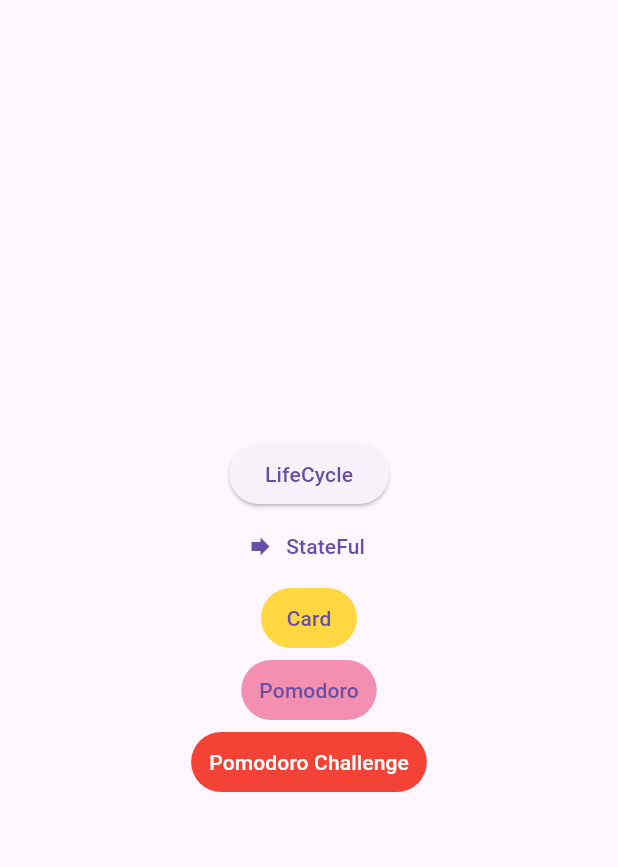
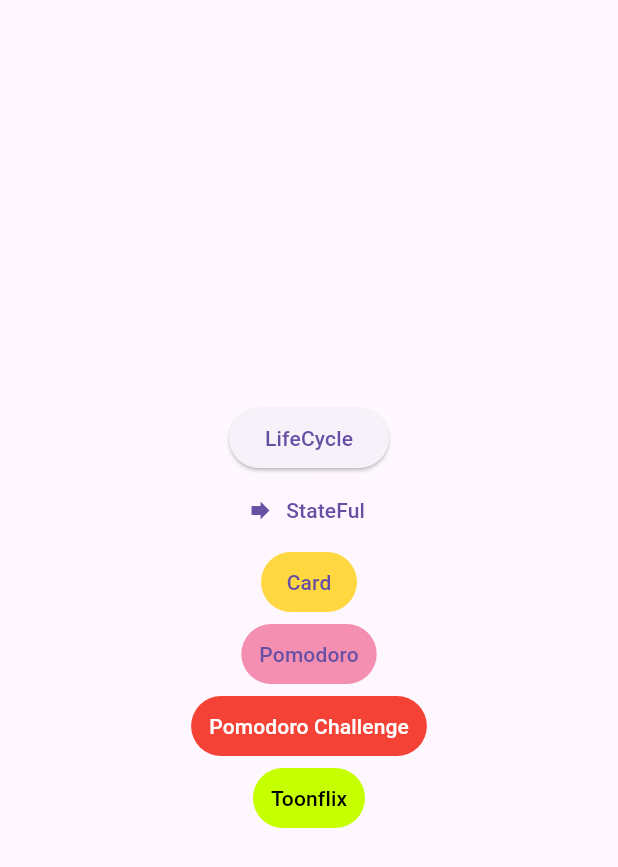
Before and after one commit to SeaFalcon/nomad-flutter-beginner, a Flutter app: the screen it shows after launch, on a phone screen of 412 x 824 dp. Shown: the top 867 px of the screen. Run offline on Flutter 3.47's test engine with Material 3 defaults, Android fonts, the phone set to English and light mode, and no system bars.

```diff
--- a/lib/main.dart
+++ b/lib/main.dart
@@ -1,11 +1,12 @@
 import 'package:flutter/material.dart';
+import 'package:toonflix/widgets/initialPage.dart';
 import 'package:toonflix/widgets/screencs/card_practice.dart';
-import 'package:toonflix/widgets/initialPage.dart';
 import 'package:toonflix/widgets/screencs/flipclock.dart';
 import 'package:toonflix/widgets/screencs/pomodoro.dart';
 import 'package:toonflix/widgets/screencs/pomodoro_challenge.dart';
 import 'package:toonflix/widgets/screencs/state_practice.dart';
 import 'package:toonflix/widgets/screencs/state_practice2.dart';
+import 'package:toonflix/widgets/screencs/toonflix.dart';
 
 void main() {
   runApp(MaterialApp(
@@ -18,6 +19,7 @@ void main() {
       '/pomodoro': ((context) => Pomodoro()),
       '/pomodoro-challenge': ((context) => PomodoroChallenge()),
       '/flip-clock': ((context) => FlipClock()),
+      '/toonflix': ((context) => Toonflix()),
     },
   ));
 }
--- /dev/null
+++ b/lib/models/webtoon.dart
@@ -0,0 +1,8 @@
+class WebtoonModel {
+  final String title, thumb, id;
+
+  WebtoonModel.fromJson(Map<String, dynamic> json)
+      : title = json['title'],
+        thumb = json['thumb'],
+        id = json['id'];
+}
--- /dev/null
+++ b/lib/services/api_services.dart
@@ -0,0 +1,29 @@
+import 'dart:convert';
+
+import 'package:http/http.dart' as http;
+import 'package:toonflix/models/webtoon.dart';
+
+class ApiServices {
+  static const String baseUrl =
+      "https://webtoon-crawler.nomadcoders.workers.dev";
+  static const String today = 'today';
+
+  static Future<List<WebtoonModel>> getTodaysToons() async {
+    List<WebtoonModel> webtoonInstances = [];
+
+    final url = Uri.parse('$baseUrl/$today');
+    final response = await http.get(url);
+
+    if (response.statusCode == 200) {
+      final List<dynamic> webtoons = jsonDecode(response.body);
+      for (var webtoon in webtoons) {
+        final toon = WebtoonModel.fromJson(webtoon);
+        webtoonInstances.add(toon);
+      }
+
+      return webtoonInstances;
+    } else {
+      throw Error();
+    }
+  }
+}
--- a/lib/widgets/initialPage.dart
+++ b/lib/widgets/initialPage.dart
@@ -46,6 +46,16 @@ class InitialPage extends StatelessWidget {
                   'Pomodoro Challenge',
                   style: TextStyle(color: Colors.white),
                 ),
+              ),
+              TextButton(
+                onPressed: () => handleClickChangeScreen('toonflix'),
+                style: TextButton.styleFrom(
+                  backgroundColor: Colors.limeAccent[400],
+                ),
+                child: Text(
+                  'Toonflix',
+                  style: TextStyle(color: Colors.black),
+                ),
               )
             ],
           )),
--- /dev/null
+++ b/lib/widgets/screencs/toonflix.dart
@@ -0,0 +1,53 @@
+import 'package:flutter/material.dart';
+import 'package:toonflix/models/webtoon.dart';
+import 'package:toonflix/services/api_services.dart';
+
+class Toonflix extends StatefulWidget {
+  const Toonflix({super.key});
+
+  @override
+  State<Toonflix> createState() => _ToonflixState();
+}
+
+class _ToonflixState extends State<Toonflix> {
+  List<WebtoonModel> webtoons = [];
+  bool isLoading = true;
+
+  void waitForWebtoons() async {
+    webtoons = await ApiServices.getTodaysToons();
+    isLoading = false;
+
+    setState(() {});
+  }
+
+  @override
+  void initState() {
+    super.initState();
+    waitForWebtoons();
+  }
+
+  @override
+  Widget build(BuildContext context) {
+    print(webtoons);
+    print(isLoading);
+
+    return MaterialApp(
+      home: Scaffold(
+        backgroundColor: Colors.white,
+        appBar: AppBar(
+          title: Text(
+            "오늘의 웹툰",
+            style: TextStyle(
+              fontSize: 24,
+              fontWeight: FontWeight.w600,
+            ),
+          ),
+          foregroundColor: Colors.green,
+          backgroundColor: Colors.white,
+          elevation: 2,
+        ),
+        body: Container(),
+      ),
+    );
+  }
+}
--- a/pubspec.yaml
+++ b/pubspec.yaml
@@ -1,5 +1,5 @@
 name: toonflix
-description: "A new Flutter project."
+description: 'A new Flutter project.'
 # The following line prevents the package from being accidentally published to
 # pub.dev using `flutter pub publish`. This is preferred for private packages.
 publish_to: 'none' # Remove this line if you wish to publish to pub.dev
@@ -34,6 +34,7 @@ dependencies:
   # The following adds the Cupertino Icons font to your application.
   # Use with the CupertinoIcons class for iOS style icons.
   cupertino_icons: ^1.0.8
+  http: ^1.3.0
 
 dev_dependencies:
   flutter_test:
@@ -51,7 +52,6 @@ dev_dependencies:
 
 # The following section is specific to Flutter packages.
 flutter:
-
   # The following line ensures that the Material Icons font is
   # included with your application, so that you can use the icons in
   # the material Icons class.
```
Also changed, not shown: pubspec.lock.
